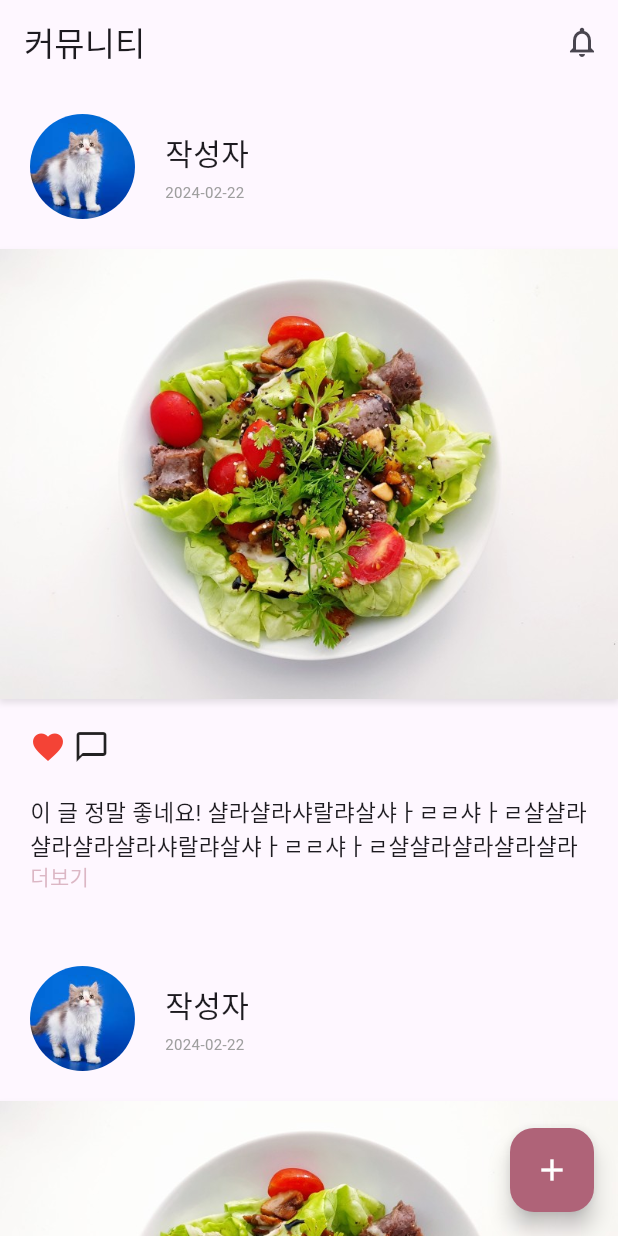
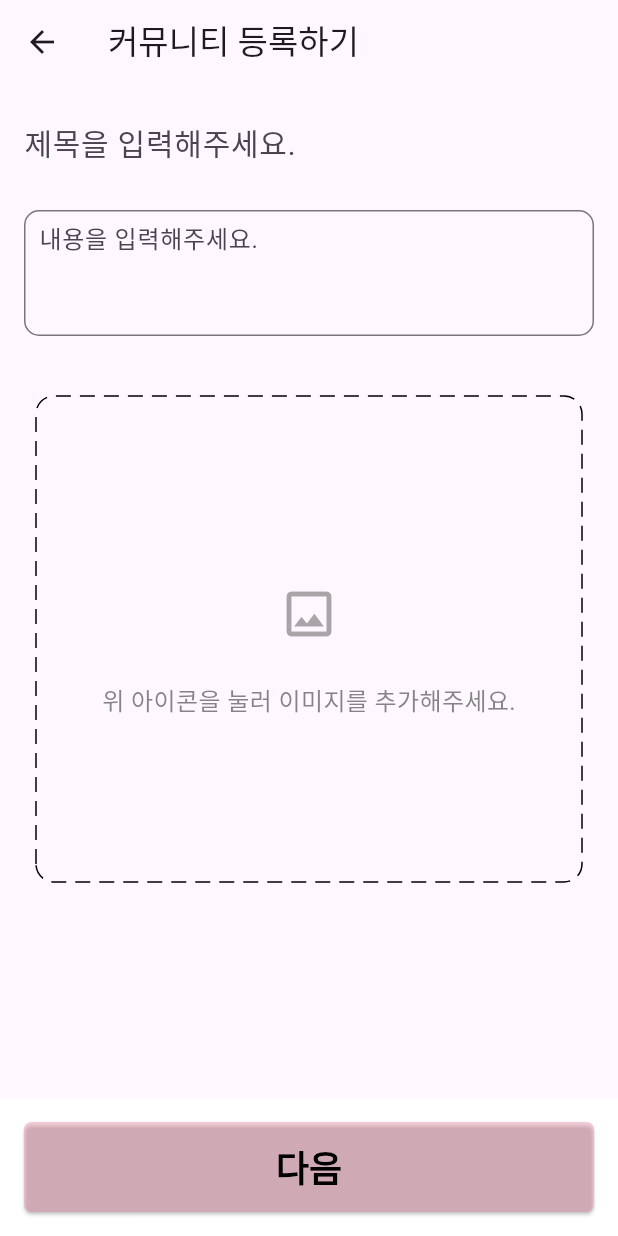
Before and after one commit to TUK-summer-session/Dasamo, a Flutter app: the CommunityPage screen opened by its route, after a tap on the "add" icon, on a phone screen of 412 x 824 dp. Run offline on Flutter 3.47's test engine with Material 3 defaults, Android fonts, the phone set to English and light mode, and no system bars; drawn by our look-alikes of dotted_border; our stand-ins replace flutter_svg, get, image_picker; Roboto replaces fonts that are missing (Nanum).

Commit message:
커뮤니티 글작성

```diff
--- a/dasamo/lib/src/screens/community_page.dart
+++ b/dasamo/lib/src/screens/community_page.dart
@@ -1,3 +1,4 @@
+import 'package:dasamo/src/screens/new_community.dart';
 import 'package:flutter/material.dart';
 import 'package:get/get.dart';
 import 'package:dasamo/src/controllers/community_controller.dart';
@@ -29,7 +30,12 @@
     return Scaffold(
       floatingActionButton: FloatingActionButton(
         heroTag: 'addTag2',
-        onPressed: () {},
+        onPressed: () {
+          Navigator.push(
+            context,
+            MaterialPageRoute(builder: (context) => const NewCommunity()),
+          );
+        },
         backgroundColor: Color.fromRGBO(175, 99, 120, 1),
         child: Icon(
           Icons.add,
--- /dev/null
+++ b/dasamo/lib/src/screens/new_community.dart
@@ -0,0 +1,217 @@
+import 'dart:io';
+
+import 'package:dasamo/src/home.dart';
+import 'package:dasamo/src/screens/review/index.dart';
+import 'package:dasamo/src/shared/tag_data.dart';
+import 'package:dasamo/src/widgets/buttons/tags/select_tag_button.dart';
+import 'package:dasamo/src/widgets/list/star_list_widget.dart';
+import 'package:dasamo/src/widgets/modal/more_bottom_modal.dart';
+import 'package:dotted_border/dotted_border.dart';
+import 'package:flutter/material.dart';
+import 'package:get/get.dart';
+import 'package:image_picker/image_picker.dart';
+
+class NewCommunity extends StatefulWidget {
+  const NewCommunity({super.key, r});
+
+  @override
+  State<NewCommunity> createState() => _NewCommunityState();
+}
+
+class _NewCommunityState extends State<NewCommunity> {
+  final TextEditingController _titleController = TextEditingController();
+  final TextEditingController _contentController = TextEditingController();
+
+  File? _image;
+  final ImagePicker _picker = ImagePicker();
+
+  List<int> _selectedTags = []; // 선택된 태그 ID 목록
+
+  Future<void> getImage(ImageSource imageSource) async {
+    final XFile? pickedFile = await _picker.pickImage(source: imageSource);
+    if (pickedFile != null) {
+      setState(() {
+        _image = File(pickedFile.path);
+      });
+    }
+  }
+
+  void _showImagePickerOptions() {
+    showModalBottomSheet(
+      context: context,
+      builder: (BuildContext context) {
+        return MoreBottomModal(
+          cancelTap: () => Navigator.of(context).pop(),
+          cameraTap: () {
+            getImage(ImageSource.camera);
+            Navigator.of(context).pop();
+          },
+          galleryTap: () {
+            getImage(ImageSource.gallery);
+            Navigator.of(context).pop();
+          },
+        );
+      },
+    );
+  }
+
+  void _onTagSelected(int tagId) {
+    setState(() {
+      if (_selectedTags.contains(tagId)) {
+        _selectedTags.remove(tagId);
+      } else if (_selectedTags.length < 3) {
+        _selectedTags.add(tagId);
+      }
+    });
+  }
+
+  @override
+  Widget build(BuildContext context) {
+    return Scaffold(
+      appBar: AppBar(
+        title: Text('커뮤니티 등록하기'),
+      ),
+      body: Column(
+        children: [
+          Expanded(
+            child: _buildFormContent(),
+          ),
+          _buildFooter(),
+        ],
+      ),
+    );
+  }
+
+  Widget _buildFormContent() {
+    return SingleChildScrollView(
+      padding: const EdgeInsets.all(16.0),
+      child: Column(
+        crossAxisAlignment: CrossAxisAlignment.center,
+        children: [
+          _buildTitleField(),
+          SizedBox(height: 20),
+          _buildContentField(),
+          SizedBox(height: 40),
+          _buildPhotoArea(),
+          SizedBox(height: 10),
+        ],
+      ),
+    );
+  }
+
+  Widget _buildTitleField() {
+    return TextField(
+      controller: _titleController,
+      cursorColor: Color.fromRGBO(175, 99, 120, 1),
+      decoration: InputDecoration(
+        border: InputBorder.none,
+        hintText: '제목을 입력해주세요.',
+        hintStyle: TextStyle(fontSize: 20),
+      ),
+      maxLines: null, // Allow for multiline input
+      keyboardType: TextInputType.multiline,
+    );
+  }
+
+  Widget _buildContentField() {
+    return SizedBox(
+      child: TextField(
+        controller: _contentController,
+        minLines: 3,
+        maxLines: null,
+        expands: false,
+        cursorColor: Color.fromRGBO(175, 99, 120, 1),
+        decoration: InputDecoration(
+          hintText: '내용을 입력해주세요.',
+          hintStyle: TextStyle(fontSize: 16),
+          contentPadding: EdgeInsets.all(6), // Padding to position the hintText
+          border: OutlineInputBorder(
+            borderRadius: BorderRadius.circular(10),
+            borderSide: BorderSide(
+              width: 1,
+              color: Colors.black, // Default border color
+            ),
+          ),
+          focusedBorder: OutlineInputBorder(
+            borderRadius: BorderRadius.circular(10),
+            borderSide: BorderSide(
+              width: 1,
+              color: Color.fromRGBO(175, 99, 120, 1), // Focused border color
+            ),
+          ),
+        ),
+      ),
+    );
+  }
+
+  Widget _buildPhotoArea() {
+    return DottedBorder(
+      color: Colors.black,
+      strokeWidth: 1.0,
+      borderType: BorderType.RRect,
+      radius: Radius.circular(12),
+      dashPattern: [10, 6],
+      child: _image != null ? _buildImagePreview() : _buildImagePlaceholder(),
+    );
+  }
+
+  Widget _buildImagePreview() {
+    return Container(
+      width: 360,
+      height: 320,
+      child: Image.file(_image!),
+    );
+  }
+
+  Widget _buildImagePlaceholder() {
+    return Container(
+      width: 360,
+      height: 320,
+      child: Center(
+        child: Column(
+          mainAxisSize: MainAxisSize.min,
+          children: [
+            IconButton(
+              onPressed: _showImagePickerOptions,
+              icon: Icon(
+                Icons.image_outlined,
+                color: Color.fromRGBO(82, 82, 82, 0.5),
+                size: 40, // 아이콘 크기 조정
+              ),
+              padding: EdgeInsets.all(16), // 버튼 패딩
+              constraints: BoxConstraints(
+                maxWidth: 80, // 버튼 최대 너비
+                maxHeight: 80, // 버튼 최대 높이
+              ),
+              iconSize: 40, // 아이콘 크기
+              color: Color.fromRGBO(82, 82, 82, 0.5),
+            ),
+            SizedBox(height: 10),
+            Text(
+              '위 아이콘을 눌러 이미지를 추가해주세요.',
+              style: TextStyle(
+                  fontSize: 16, color: Color.fromRGBO(82, 82, 82, 0.7)),
+            ),
+          ],
+        ),
+      ),
+    );
+  }
+
+  Widget _buildFooter() {
+    return Container(
+      padding: EdgeInsets.all(16.0),
+      color: Colors.white,
+      child: ElevatedButton(
+        onPressed: () {
+          Get.to(Home());
+        },
+        style: ElevatedButton.styleFrom(
+          backgroundColor: Color.fromRGBO(238, 150, 175, 0.42),
+          minimumSize: Size(double.infinity, 50), // 버튼의 최소 너비
+        ),
+        child: const Text('다음'),
+      ),
+    );
+  }
+}
```
